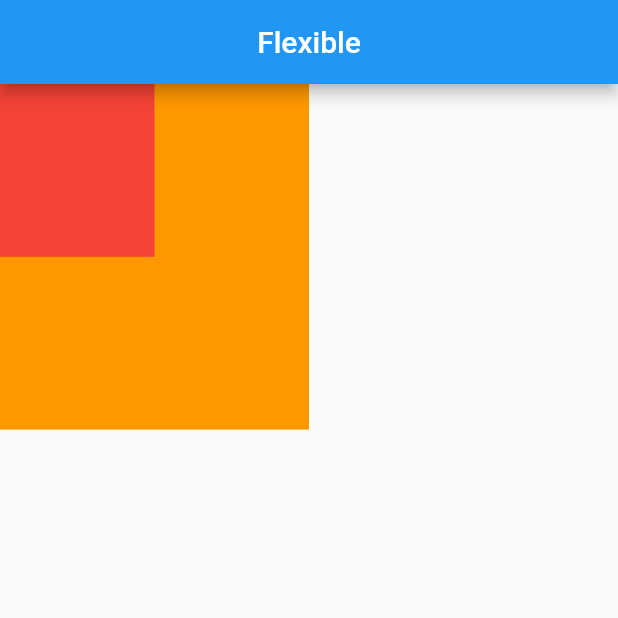
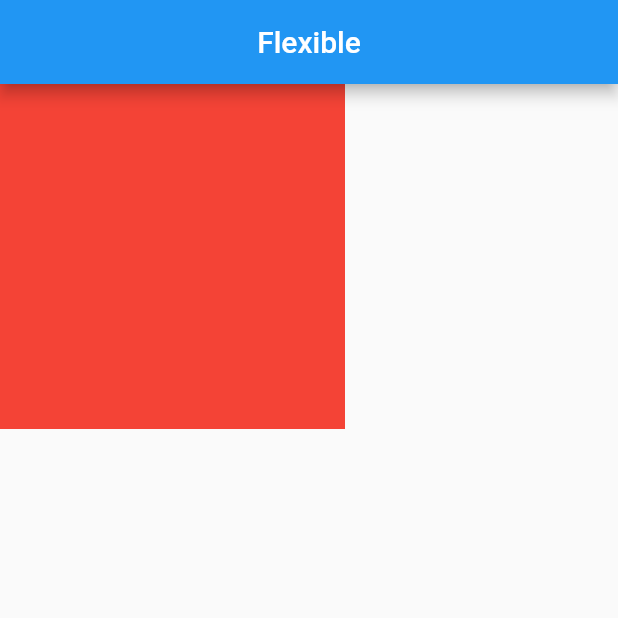
Before and after one commit to juragancode/flutter_latihan_responsive, a Flutter app: the screen it shows after launch, on a phone screen of 412 x 824 dp, the top half of it. Run offline on Flutter 3.47's test engine with Material 2 defaults, Android fonts, the phone set to English and light mode, and no system bars; our stand-ins replace get.

Commit message:
Constrained Box

```diff
--- a/lib/app/modules/home/views/home_view.dart
+++ b/lib/app/modules/home/views/home_view.dart
@@ -29,23 +29,18 @@ class HomeView extends GetView<HomeController> {
 
     return Scaffold(
       appBar: myAppBar(),
-      body: Container(
-        width: Get.width * 0.5,
-        height: heightBody * 0.3,
-        color: Colors.orange,
-        child: LayoutBuilder(builder: (context, constraints) {
-          double widthConst = constraints.maxWidth;
-          double heightConst = constraints.maxHeight;
-          return Stack(
-            children: [
-              Container(
-                width: widthConst * 0.5,
-                height: heightConst * 0.5,
-                color: Colors.red,
-              ),
-            ],
-          );
-        }),
+      body: ConstrainedBox(
+        constraints: BoxConstraints(
+          minHeight: 200,
+          minWidth: 200,
+          maxHeight: 250,
+          maxWidth: 250,
+        ),
+        child: Container(
+          width: 230,
+          height: 230,
+          color: Colors.red,
+        ),
       ),
     );
   }
```
